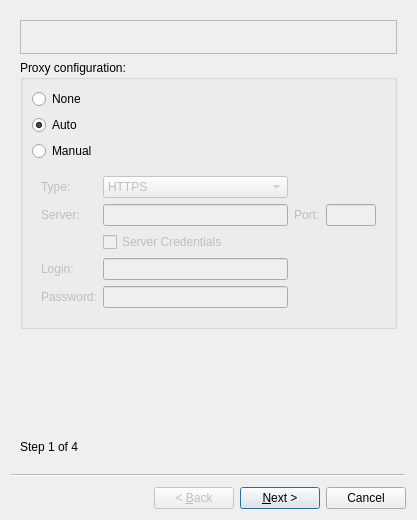
avsokol/yandish-code, file qt/wizard.ui: the form before one commit.
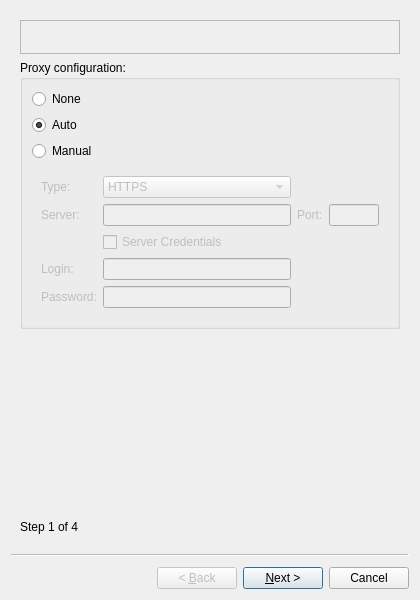
The form after the commit. Icons and pictures are not drawn.

The edit to the form file:
```diff
--- a/qt/wizard.ui
+++ b/qt/wizard.ui
@@ -6,8 +6,8 @@
    <rect>
     <x>0</x>
     <y>0</y>
-    <width>417</width>
-    <height>520</height>
+    <width>420</width>
+    <height>600</height>
    </rect>
   </property>
   <property name="sizePolicy">
@@ -18,14 +18,14 @@
   </property>
   <property name="minimumSize">
    <size>
-    <width>417</width>
-    <height>520</height>
+    <width>420</width>
+    <height>600</height>
    </size>
   </property>
   <property name="maximumSize">
    <size>
-    <width>417</width>
-    <height>520</height>
+    <width>420</width>
+    <height>600</height>
    </size>
   </property>
   <property name="windowTitle">
@@ -35,10 +35,16 @@
    <iconset>
     <normaloff>../ico/yandex-disk.xpm</normaloff>../ico/yandex-disk.xpm</iconset>
   </property>
+  <property name="wizardStyle">
+   <enum>QWizard::ClassicStyle</enum>
+  </property>
   <widget class="QWizardPage" name="wizardPage1">
    <layout class="QVBoxLayout" name="verticalLayout_4">
     <item>
      <widget class="QFrame" name="frame">
+      <property name="enabled">
+       <bool>true</bool>
+      </property>
       <property name="frameShape">
        <enum>QFrame::StyledPanel</enum>
       </property>
@@ -65,7 +71,7 @@
     <item>
      <widget class="QGroupBox" name="proxyGroupBox">
       <property name="sizePolicy">
-       <sizepolicy hsizetype="Expanding" vsizetype="Maximum">
+       <sizepolicy hsizetype="Expanding" vsizetype="Expanding">
         <horstretch>0</horstretch>
         <verstretch>0</verstretch>
        </sizepolicy>
```
Left out of the diff: 84 changed lines with no effect on the pictures.
